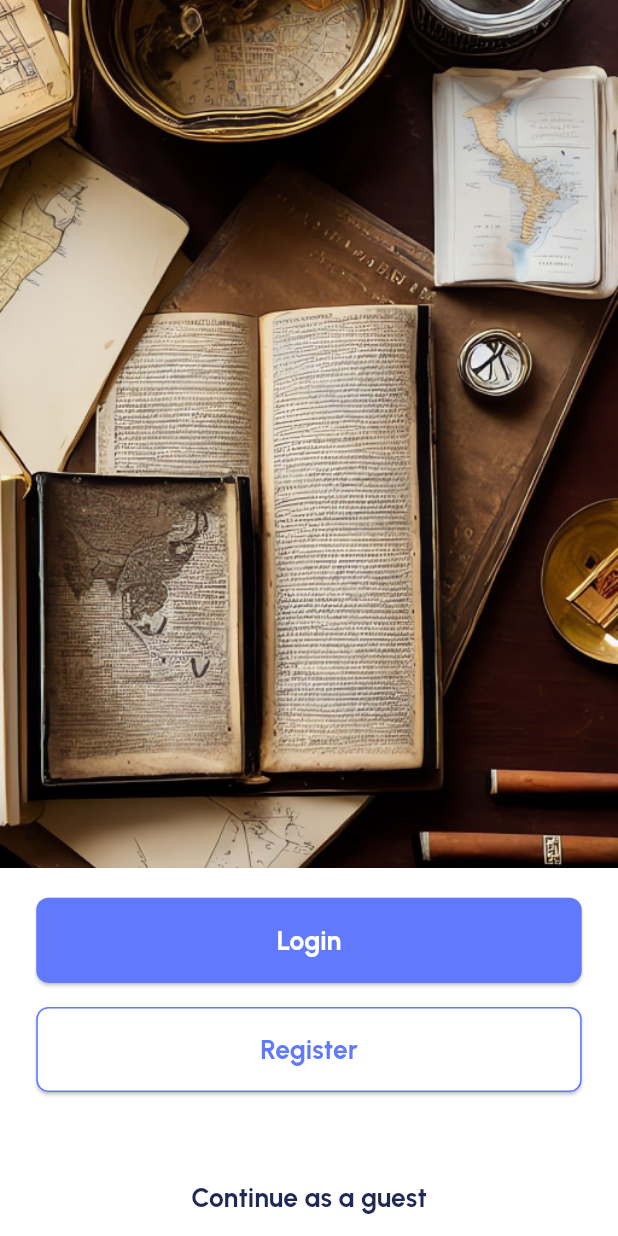
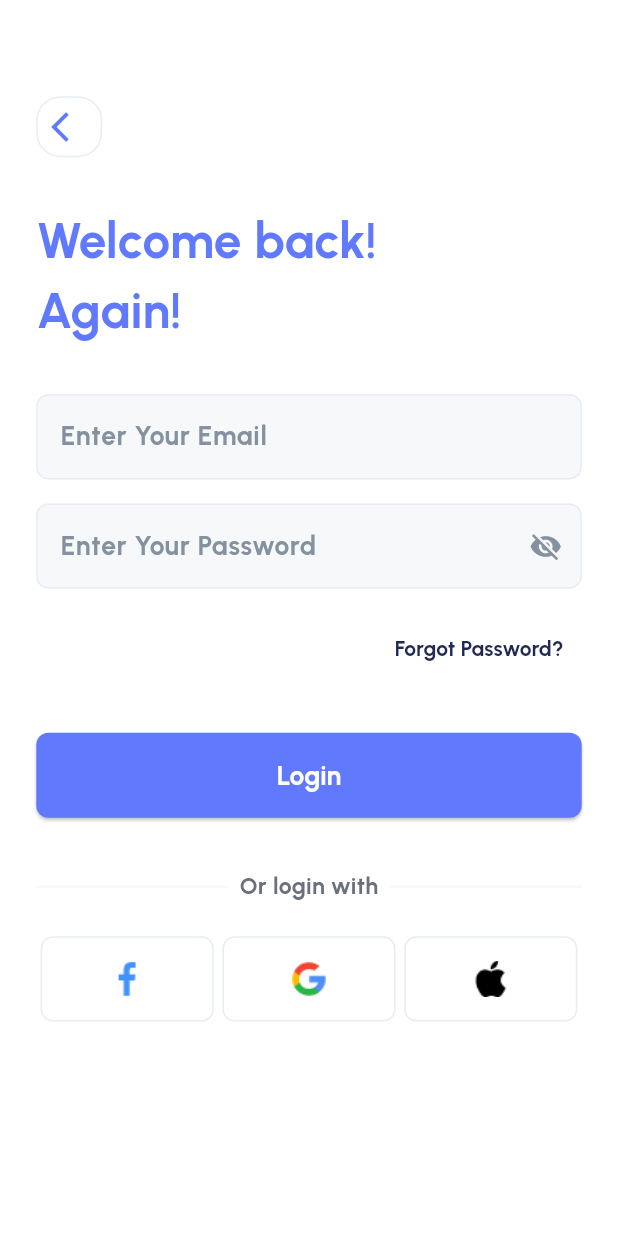
Before and after one commit to MoEhab74/finance_app, a Flutter app: the screen it shows after launch, after a tap on "Login", on a phone screen of 412 x 824 dp. Run offline on Flutter 3.47's test engine with Material 3 defaults, Android fonts, the phone set to English and light mode, and no system bars; our stand-ins replace flutter_screenutil, go_router.

Commit message:
Add go_router and finish LoginView

```diff
--- /dev/null
+++ b/lib/core/widgets/arrow_back_button.dart
@@ -0,0 +1,36 @@
+import 'package:finance_app/core/styling/app_colors.dart';
+import 'package:flutter/material.dart';
+import 'package:flutter_screenutil/flutter_screenutil.dart';
+
+class ArrowBackButton extends StatelessWidget {
+  const ArrowBackButton({super.key});
+
+  @override
+  Widget build(BuildContext context) {
+    return Align(
+      alignment: Alignment.centerLeft,
+      child: Container(
+        height: 40.h,
+        width: 40.w,
+        decoration: BoxDecoration(
+          border: Border.all(color: AppColors.borderGrayColor, width: 1.0),
+          color: AppColors.whiteColor,
+          borderRadius: BorderRadius.circular(16.0),
+        ),
+        child: Align(
+          alignment: Alignment.center,
+          child: IconButton(
+            padding: EdgeInsets.zero,
+            onPressed: () {
+              Navigator.of(context).pop();
+            },
+            icon: const Icon(
+              Icons.arrow_back_ios,
+              color: AppColors.primaryColor,
+            ),
+          ),
+        ),
+      ),
+    );
+  }
+}
--- /dev/null
+++ b/lib/core/widgets/auth_or_verify_hint.dart
@@ -0,0 +1,44 @@
+import 'package:finance_app/core/styling/app_colors.dart';
+import 'package:flutter/gestures.dart';
+import 'package:flutter/material.dart';
+import 'package:flutter_screenutil/flutter_screenutil.dart';
+
+class AuthenticationOrVerificationHint extends StatelessWidget {
+  const AuthenticationOrVerificationHint({
+    super.key,
+    required this.questionText,
+    required this.actionText,
+    this.onTap,
+  });
+  final String questionText;
+  final String actionText;
+  final void Function()? onTap;
+
+  @override
+  Widget build(BuildContext context) {
+    return Text.rich(
+      textAlign: TextAlign.end,
+      TextSpan(
+        children: [
+          TextSpan(
+            text: questionText,
+            style: TextStyle(
+              color: AppColors.primaryColor,
+              fontSize: 15.sp,
+              fontWeight: FontWeight.w500,
+            ),
+          ),
+          TextSpan(
+            text: actionText,
+            style: TextStyle(
+              color: AppColors.onSurfaceColor,
+              fontSize: 15.sp,
+              fontWeight: FontWeight.w700,
+            ),
+            recognizer: TapGestureRecognizer()..onTap = onTap,
+          ),
+        ],
+      ),
+    );
+  }
+}
--- a/lib/core/widgets/primary_text_form_field.dart
+++ b/lib/core/widgets/primary_text_form_field.dart
@@ -11,12 +11,14 @@ class AppTextFormField extends StatefulWidget {
     this.height,
     this.isPassword,
     this.obscureText,
+    this.keyboardType,
   });
   final String? hintText;
   final double? width;
   final double? height;
   final bool? isPassword;
   final bool? obscureText;
+  final TextInputType? keyboardType;
 
   @override
   State<AppTextFormField> createState() => _AppTextFormFieldState();
--- /dev/null
+++ b/lib/core/widgets/social_media_login_button.dart
@@ -0,0 +1,34 @@
+import 'package:finance_app/core/styling/app_colors.dart';
+import 'package:flutter/material.dart';
+import 'package:flutter_screenutil/flutter_screenutil.dart';
+
+class SocialMediaLoginButton extends StatelessWidget {
+  const SocialMediaLoginButton({super.key, required this.image});
+  final String image;
+
+  @override
+  Widget build(BuildContext context) {
+    return Material(
+      color: AppColors.whiteColor,
+      borderRadius: BorderRadius.circular(8.0),
+      child: InkWell(
+        borderRadius: BorderRadius.circular(8.0),
+        onTap: () {},
+        child: Container(
+          width: 105.w,
+          height: 56.h,
+          alignment: Alignment.center,
+          decoration: BoxDecoration(
+            border: Border.all(color: AppColors.borderGrayColor),
+            borderRadius: BorderRadius.circular(8.0),
+          ),
+          child: Image.asset(
+            image,
+            width: 24.w,
+            height: 24.h,
+          ),
+        ),
+      ),
+    );
+  }
+}
--- a/lib/main.dart
+++ b/lib/main.dart
@@ -1,5 +1,5 @@
 import 'package:finance_app/core/styling/theme_data.dart';
-import 'package:finance_app/views/home_view.dart';
+import 'package:finance_app/routing/route_generator.dart';
 import 'package:flutter/material.dart';
 import 'package:flutter_screenutil/flutter_screenutil.dart';
 
@@ -14,16 +14,15 @@ class MyApp extends StatelessWidget {
   @override
   Widget build(BuildContext context) {
     return ScreenUtilInit(
+      designSize: const Size(375, 812),
       builder: (context, child) {
-        return MaterialApp(
+        return MaterialApp.router(
           title: 'Finance App',
-          home: child,
           debugShowCheckedModeBanner: false,
           theme: AppThemes.lightTheme,
+          routerConfig: RouteGenerator.mainRoutingInOurApp,
         );
       },
-      designSize: const Size(375, 812),
-      child: const OnBoardingView(),
     );
   }
 }
--- /dev/null
+++ b/lib/routing/app_routes.dart
@@ -0,0 +1,12 @@
+class AppRoutes {
+  static const String onBoardingView = '/onBoardingView';
+  static const String loginView = '/loginView';
+  static const String registerView = '/registerView';
+  static const String forgotPasswordView = '/forgotPasswordView';
+  static const String otpVerificationView = '/otpVerificationView';
+  static const String createNewPasswordView = '/createNewPasswordView';
+  static const String homeView = '/homeView';
+  static const String cardView = '/cardView';
+  static const String transactionView = '/transactionView';
+  static const String profileView = '/profileView';
+}
--- /dev/null
+++ b/lib/routing/route_generator.dart
@@ -0,0 +1,51 @@
+import 'package:finance_app/views/on_boarding_view.dart';
+import 'package:finance_app/views/login_view.dart';
+import 'package:go_router/go_router.dart';
+
+import 'app_routes.dart';
+
+class RouteGenerator {
+
+   static GoRouter mainRoutingInOurApp = GoRouter(
+     initialLocation: AppRoutes.onBoardingView,
+    // List of Routes
+    routes: [
+      GoRoute(
+        path: AppRoutes.onBoardingView,
+        name: AppRoutes.onBoardingView,
+        builder: (context, state) => OnBoardingView(),
+      ),
+      GoRoute(
+        path: AppRoutes.loginView,
+        name: AppRoutes.loginView,
+        builder: (context, state) => LoginView(),
+      ),
+      // GoRoute(
+      //   path: AppRoutes.createNewPasswordView,
+      //   name: AppRoutes.createNewPasswordView,
+      //   builder: (context, state) => CreateNewPasswordView(),
+      // ),
+      // GoRoute(
+      //   path: AppRoutes.homeView,
+      //   name: AppRoutes.homeView,
+      //   builder: (context, state) => HomeView(),
+      // ),
+      // GoRoute(
+      //   path: AppRoutes.cardView,
+      //   name: AppRoutes.cardView,
+      //   builder: (context, state) => CardView(),
+      // ),
+      // GoRoute(
+      //   path: AppRoutes.transactionView,
+      //   name: AppRoutes.transactionView,
+      //   builder: (context, state) => TransactionView(),
+      // ),
+      // GoRoute(
+      //   path: AppRoutes.profileView,
+      //   name: AppRoutes.profileView,
+      //   builder: (context, state) => ProfileView(),
+      // ),
+    ],
+   );
+
+  }
--- /dev/null
+++ b/lib/views/login_view.dart
@@ -0,0 +1,106 @@
+import 'package:finance_app/core/styling/app_colors.dart';
+import 'package:finance_app/core/styling/app_styles.dart';
+import 'package:finance_app/core/widgets/arrow_back_button.dart';
+import 'package:finance_app/core/widgets/auth_or_verify_hint.dart';
+import 'package:finance_app/core/widgets/primary_button_widget.dart';
+import 'package:finance_app/core/widgets/primary_text_form_field.dart';
+import 'package:finance_app/core/widgets/social_media_login_button.dart';
+import 'package:flutter/material.dart';
+import 'package:flutter_screenutil/flutter_screenutil.dart';
+
+class LoginView extends StatelessWidget {
+  const LoginView({super.key});
+
+  @override
+  Widget build(BuildContext context) {
+    return Scaffold(
+      body: SingleChildScrollView(
+        padding: EdgeInsets.all(22.w),
+        child: Column(
+          mainAxisAlignment: MainAxisAlignment.center,
+          children: [
+            const SizedBox(height: 40),
+            // back button
+            ArrowBackButton(),
+            const SizedBox(height: 32),
+            Align(
+              alignment: Alignment.centerLeft,
+              child: Text(
+                'Welcome back!\nAgain!',
+                style: AppStyles.primaryHeadLinesStyle,
+              ),
+            ),
+            const SizedBox(height: 32),
+            AppTextFormField(
+              hintText: 'Enter Your Email',
+              keyboardType: TextInputType.emailAddress,
+            ),
+            const SizedBox(height: 16),
+            AppTextFormField(
+              hintText: 'Enter Your Password',
+              isPassword: true,
+              obscureText: true,
+            ),
+            const SizedBox(height: 16),
+            Align(
+              alignment: Alignment.centerRight,
+              child: TextButton(
+                onPressed: () {},
+                child: Text(
+                  'Forgot Password?',
+                  style: TextStyle(
+                    color: AppColors.onSurfaceColor,
+                    fontSize: 14,
+                    fontWeight: FontWeight.w600,
+                  ),
+                ),
+              ),
+            ),
+            const SizedBox(height: 32),
+            AppButton(text: 'Login', onPressed: () {}),
+            const SizedBox(height: 35),
+            Row(
+              children: [
+                Expanded(
+                  child: Divider(
+                    color: AppColors.borderGrayColor,
+                    thickness: 0.5,
+                  ),
+                ),
+                Text(
+                  '  Or login with  ',
+                  style: TextStyle(
+                    color: Color(0xff6A707C),
+                    fontSize: 14.sp,
+                    fontWeight: FontWeight.w600,
+                  ),
+                ),
+                Expanded(
+                  child: Divider(
+                    color: AppColors.borderGrayColor,
+                    thickness: 0.5,
+                  ),
+                ),
+              ],
+            ),
+            const SizedBox(height: 22),
+            Row(
+              mainAxisAlignment: MainAxisAlignment.spaceAround,
+              children: [
+                SocialMediaLoginButton(image: 'assets/icons/facebook.png'),
+                SocialMediaLoginButton(image: 'assets/icons/google.png'),
+                SocialMediaLoginButton(image: 'assets/icons/apple.png'),
+              ],
+            ),
+            const SizedBox(height: 155),
+            AuthenticationOrVerificationHint(
+              questionText: "Don't have an account? ",
+              actionText: 'Sign Up',
+              onTap: () {},
+            ),
+          ],
+        ),
+      ),
+    );
+  }
+}
--- a/lib/views/home_view.dart
+++ b/lib/views/on_boarding_view.dart
@@ -1,8 +1,10 @@
 import 'package:finance_app/core/styling/app_colors.dart';
 import 'package:finance_app/core/widgets/primary_button_widget.dart';
 import 'package:finance_app/core/widgets/primary_outlined_button_widget.dart';
+import 'package:finance_app/routing/app_routes.dart';
 import 'package:flutter/material.dart';
 import 'package:flutter_screenutil/flutter_screenutil.dart';
+import 'package:go_router/go_router.dart';
 
 class OnBoardingView extends StatelessWidget {
   const OnBoardingView({super.key});
@@ -21,7 +23,13 @@ class OnBoardingView extends StatelessWidget {
               fit: BoxFit.cover,
             ),
             const SizedBox(height: 20),
-            AppButton(text: 'Login', onPressed: () {}),
+            AppButton(
+              text: 'Login',
+              onPressed: () {
+                // Navigate to Login View by go_router
+                GoRouter.of(context).pushNamed(AppRoutes.loginView);
+              },
+            ),
             const SizedBox(height: 16),
             PrimaryOutLinedButton(text: 'Register', onPressed: () {}),
             const SizedBox(height: 46),
--- a/pubspec.yaml
+++ b/pubspec.yaml
@@ -35,6 +35,7 @@ dependencies:
   # Use with the CupertinoIcons class for iOS style icons.
   cupertino_icons: ^1.0.8
   flutter_screenutil: ^5.9.3
+  go_router: ^16.2.4
 
 dev_dependencies:
   flutter_test:
```
Also changed, not shown: assets/icons/apple.png (added), assets/icons/facebook.png (added), assets/icons/google.png (added), pubspec.lock.
